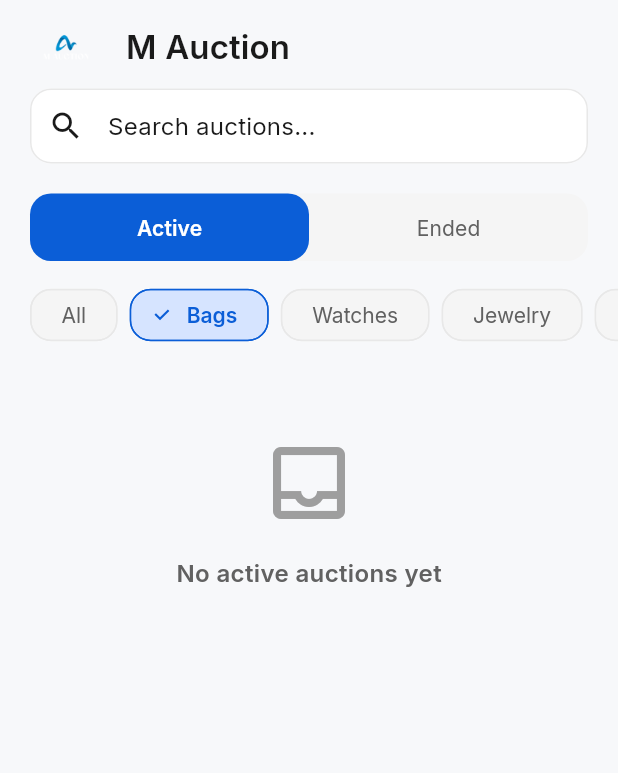
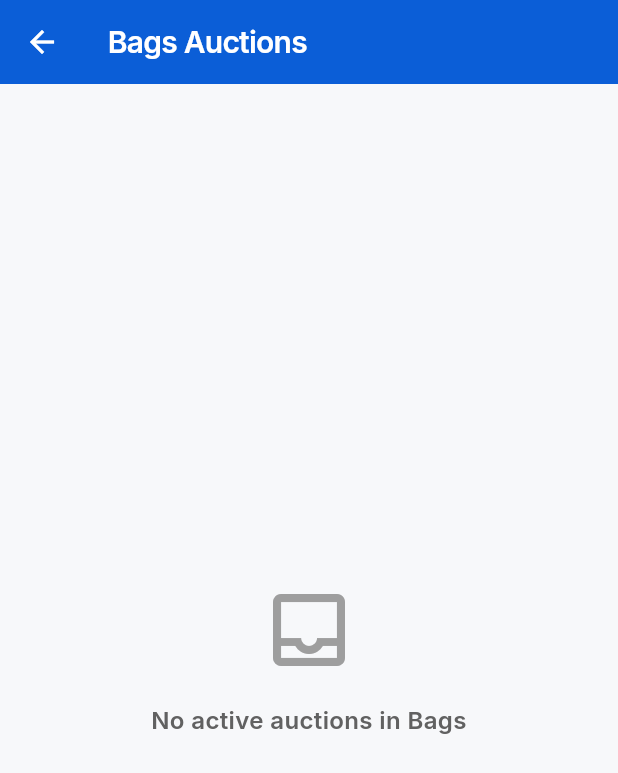
Before and after one commit to mohamedalshaibani/M-Auction, a Flutter app: the HomePage screen opened directly, after a tap on "Bags", on a phone screen of 412 x 824 dp. Shown: the top 773 px of the screen. Run offline on Flutter 3.47's test engine with Material 3 defaults, Android fonts, the phone set to English and light mode, and no system bars; our stand-ins replace cloud_firestore, cloud_functions, firebase_auth, firebase_core, firebase_storage, google_fonts and 2 more; missing offline and left inert: dart:html, dart:js, dart:ui_web; accounts and stored records are empty.

Commit message:
chore: sync latest updates

```diff
--- a/lib/pages/home_page.dart
+++ b/lib/pages/home_page.dart
@@ -14,11 +14,9 @@ class HomePage extends StatefulWidget {
 class _HomePageState extends State<HomePage> {
   final _searchController = TextEditingController();
   final _auctionService = AuctionService();
-  String _selectedCategory = 'All';
-  String _selectedFilter = 'Active'; // 'Active' or 'Ended'
 
-  // Available categories
-  final List<String> _categories = ['All', 'Bags', 'Watches', 'Jewelry', 'Art'];
+  /// Category tiles for the grid (exclude 'All')
+  static const List<String> _categoryTiles = ['Bags', 'Watches', 'Jewelry', 'Art'];
 
   @override
   void dispose() {
@@ -63,8 +61,8 @@ class _HomePageState extends State<HomePage> {
                 child: Row(
                   children: [
                     SizedBox(
-                      width: 48,
-                      height: 28,
+                      width: 80,
+                      height: 44,
                       child: Image.asset(
                         'assets/branding/logo_light.png',
                         fit: BoxFit.contain,
@@ -113,84 +111,42 @@ class _HomePageState extends State<HomePage> {
               child: SizedBox(height: 20),
             ),
 
-            // Active/Ended filter toggle
+            // Category grid (square/rectangular tiles)
             SliverToBoxAdapter(
               child: Padding(
                 padding: const EdgeInsets.symmetric(horizontal: 20),
-                child: Container(
-                  decoration: BoxDecoration(
-                    color: AppTheme.backgroundGrey,
-                    borderRadius: BorderRadius.circular(14),
-                  ),
-                  child: Row(
-                    children: [
-                      Expanded(
-                        child: _FilterToggle(
-                          label: 'Active',
-                          isSelected: _selectedFilter == 'Active',
+                child: LayoutBuilder(
+                  builder: (context, constraints) {
+                    const crossAxisCount = 2;
+                    const spacing = 12.0;
+                    final width = (constraints.maxWidth - spacing) / crossAxisCount;
+                    const aspectRatio = 1.0; // square tiles
+                    final tileHeight = width / aspectRatio;
+                    return GridView.count(
+                      shrinkWrap: true,
+                      physics: const NeverScrollableScrollPhysics(),
+                      crossAxisCount: crossAxisCount,
+                      mainAxisSpacing: spacing,
+                      crossAxisSpacing: spacing,
+                      childAspectRatio: aspectRatio,
+                      children: _categoryTiles.map((category) {
+                        return _CategoryTile(
+                          category: category,
                           onTap: () {
-                            setState(() {
-                              _selectedFilter = 'Active';
-                            });
-                          },
-                        ),
-                      ),
-                      Expanded(
-                        child: _FilterToggle(
-                          label: 'Ended',
-                          isSelected: _selectedFilter == 'Ended',
-                          onTap: () {
-                            setState(() {
-                              _selectedFilter = 'Ended';
-                            });
-                          },
-                        ),
-                      ),
-                    ],
-                  ),
-                ),
-              ),
-            ),
-
-            const SliverToBoxAdapter(
-              child: SizedBox(height: 16),
-            ),
-
-            // Category chips
-            SliverToBoxAdapter(
-              child: SizedBox(
-                height: 40,
-                child: ListView(
-                  scrollDirection: Axis.horizontal,
-                  padding: const EdgeInsets.symmetric(horizontal: 20),
-                  children: _categories.map((category) {
-                    final isSelected = category == _selectedCategory;
-                    return Padding(
-                      padding: const EdgeInsets.only(right: 8),
-                      child: FilterChip(
-                        label: Text(category),
-                        selected: isSelected,
-                        onSelected: (_) {
-                          setState(() {
-                            _selectedCategory = category;
-                          });
-                        },
-                        selectedColor: Theme.of(context).colorScheme.primaryContainer,
-                        checkmarkColor: AppTheme.primaryBlue,
-                        labelStyle: TextStyle(
-                          color: isSelected ? AppTheme.primaryBlue : AppTheme.textSecondary,
-                          fontWeight: isSelected ? FontWeight.w600 : FontWeight.normal,
-                        ),
-                        side: BorderSide(
-                          color: isSelected ? AppTheme.primaryBlue : AppTheme.border,
-                          width: 1,
-                        ),
-                        shape: RoundedRectangleBorder(
-                          borderRadius: BorderRadius.circular(14),
+                            Navigator.push(
+                              context,
+                              MaterialPageRoute<void>(
+                                builder: (context) => _CategoryListingPage(
+                                  category: category,
+                                  auctionService: _auctionService,
                                 ),
                               ),
                             );
+                          },
+                        );
                       }).toList(),
+                    );
+                  },
                 ),
               ),
             ),
@@ -199,12 +155,12 @@ class _HomePageState extends State<HomePage> {
               child: SizedBox(height: 20),
             ),
 
-            // Auction cards list from Firestore
+            // Auction cards list from Firestore (all active, no category filter)
             StreamBuilder<QuerySnapshot>(
               stream: _auctionService.streamAllAuctions(limit: 50),
               builder: (context, snapshot) {
                 if (kDebugMode) {
-                  debugPrint('HomePage: filter=$_selectedFilter, category=$_selectedCategory');
+                  debugPrint('HomePage: loading auctions');
                 }
 
                 if (snapshot.hasError) {
@@ -274,9 +230,7 @@ class _HomePageState extends State<HomePage> {
                             ),
                             const SizedBox(height: 16),
                             Text(
-                              _selectedFilter == 'Active'
-                                  ? 'No active auctions yet'
-                                  : 'No ended auctions yet',
+                              'No active auctions yet',
                               style: Theme.of(context).textTheme.titleMedium?.copyWith(
                                     color: AppTheme.textSecondary,
                                   ),
@@ -288,58 +242,29 @@ class _HomePageState extends State<HomePage> {
                   );
                 }
 
-                // Apply ALL filtering and sorting locally
+                // Apply filtering: active only, optional search
                 final searchQuery = _searchController.text.trim().toLowerCase();
                 var filteredDocs = snapshot.data!.docs.where((doc) {
                   final data = doc.data() as Map<String, dynamic>;
                   final state = data['state'] as String? ?? 'UNKNOWN';
-
-                  // State filter (Active or Ended)
-                  if (_selectedFilter == 'Active') {
                   if (state != 'ACTIVE') return false;
-                  } else {
-                    // Ended filter
-                    if (!_isEndedState(state)) return false;
-                  }
-
-                  // Category filter (in memory)
-                  if (_selectedCategory != 'All') {
-                    final category = data['category'] as String? ?? '';
-                    if (category != _selectedCategory) {
-                      return false;
-                    }
-                  }
-
-                  // Search filter (in memory)
                   if (searchQuery.isNotEmpty) {
                     final title = (data['title'] as String? ?? '').toLowerCase();
-                    if (!title.contains(searchQuery)) {
-                      return false;
+                    if (!title.contains(searchQuery)) return false;
                   }
-                  }
-
                   return true;
                 }).toList();
 
-                // Sort by endsAt in memory
+                // Sort by endsAt ascending (ending soonest first)
                 filteredDocs.sort((a, b) {
                   final aData = a.data() as Map<String, dynamic>;
                   final bData = b.data() as Map<String, dynamic>;
                   final aEndsAt = aData['endsAt'] as Timestamp?;
                   final bEndsAt = bData['endsAt'] as Timestamp?;
-
-                  // Null endsAt goes last
                   if (aEndsAt == null && bEndsAt == null) return 0;
                   if (aEndsAt == null) return 1;
                   if (bEndsAt == null) return -1;
-
-                  if (_selectedFilter == 'Active') {
-                    // Active: ascending (ending soonest first)
                   return aEndsAt.compareTo(bEndsAt);
-                  } else {
-                    // Ended: descending (most recently ended first)
-                    return bEndsAt.compareTo(aEndsAt);
-                  }
                 });
 
                 if (filteredDocs.isEmpty) {
@@ -428,34 +353,70 @@ class _HomePageState extends State<HomePage> {
   }
 }
 
-class _FilterToggle extends StatelessWidget {
-  final String label;
-  final bool isSelected;
+/// Premium category tile for the home grid (square/rectangular, tappable).
+class _CategoryTile extends StatelessWidget {
+  final String category;
   final VoidCallback onTap;
 
-  const _FilterToggle({
-    required this.label,
-    required this.isSelected,
+  const _CategoryTile({
+    required this.category,
     required this.onTap,
   });
 
+  IconData get _iconForCategory {
+    switch (category) {
+      case 'Bags':
+        return Icons.shopping_bag_outlined;
+      case 'Watches':
+        return Icons.watch_outlined;
+      case 'Jewelry':
+        return Icons.diamond_outlined;
+      case 'Art':
+        return Icons.palette_outlined;
+      default:
+        return Icons.category_outlined;
+    }
+  }
+
   @override
   Widget build(BuildContext context) {
-    return InkWell(
+    return Material(
+      color: AppTheme.surface,
+      borderRadius: BorderRadius.circular(14),
+      clipBehavior: Clip.antiAlias,
+      child: InkWell(
         onTap: onTap,
+        child: Container(
+          decoration: BoxDecoration(
             borderRadius: BorderRadius.circular(14),
-      child: Container(
-        padding: const EdgeInsets.symmetric(vertical: 12),
-        decoration: BoxDecoration(
-          color: isSelected ? AppTheme.primaryBlue : Colors.transparent,
-          borderRadius: BorderRadius.circular(14),
+            border: Border.all(color: AppTheme.border, width: 1),
+            color: AppTheme.surface,
           ),
           child: Center(
+            child: Column(
+              mainAxisAlignment: MainAxisAlignment.center,
+              children: [
+                Icon(
+                  _iconForCategory,
+                  size: 36,
+                  color: AppTheme.primaryBlue,
+                ),
+                const SizedBox(height: 12),
+                Padding(
+                  padding: const EdgeInsets.symmetric(horizontal: 12),
                   child: Text(
-            label,
-            style: Theme.of(context).textTheme.titleSmall?.copyWith(
-                  color: isSelected ? Colors.white : AppTheme.textSecondary,
-                  fontWeight: isSelected ? FontWeight.w600 : FontWeight.normal,
+                    category,
+                    style: Theme.of(context).textTheme.titleMedium?.copyWith(
+                          fontWeight: FontWeight.w600,
+                          color: AppTheme.textPrimary,
+                          letterSpacing: 0.25,
+                        ),
+                    textAlign: TextAlign.center,
+                    maxLines: 1,
+                    overflow: TextOverflow.ellipsis,
+                  ),
+                ),
+              ],
             ),
           ),
         ),
@@ -716,3 +677,177 @@ class _ImagePlaceholder extends StatelessWidget {
     );
   }
 }
+
+/// Full-screen listing for a single category (navigated from Home category grid).
+class _CategoryListingPage extends StatefulWidget {
+  final String category;
+  final AuctionService auctionService;
+
+  const _CategoryListingPage({
+    required this.category,
+    required this.auctionService,
+  });
+
+  @override
+  State<_CategoryListingPage> createState() => _CategoryListingPageState();
+}
+
+class _CategoryListingPageState extends State<_CategoryListingPage> {
+  String _formatTimeLeft(Timestamp? endsAt) {
+    if (endsAt == null) return 'No end date';
+    final now = DateTime.now();
+    final endDate = endsAt.toDate();
+    final difference = endDate.difference(now);
+    if (difference.isNegative) return 'Ended';
+    if (difference.inDays > 0) return '${difference.inDays}d ${difference.inHours % 24}h';
+    if (difference.inHours > 0) return '${difference.inHours}h ${difference.inMinutes % 60}m';
+    if (difference.inMinutes > 0) return '${difference.inMinutes}m';
+    return 'Ending soon';
+  }
+
+  bool _isEndedState(String state) =>
+      state == 'ENDED' || state == 'ENDED_NO_RESPONSE';
+
+  @override
+  Widget build(BuildContext context) {
+    return Scaffold(
+      appBar: AppBar(
+        title: Text('${widget.category} Auctions'),
+        backgroundColor: AppTheme.primaryBlue,
+        foregroundColor: Colors.white,
+      ),
+      body: SafeArea(
+        child: StreamBuilder<QuerySnapshot>(
+          stream: widget.auctionService.streamAllAuctions(limit: 50),
+          builder: (context, snapshot) {
+            if (snapshot.hasError) {
+              return Center(
+                child: Column(
+                  mainAxisSize: MainAxisSize.min,
+                  children: [
+                    Icon(Icons.error_outline, size: 48, color: AppTheme.error),
+                    const SizedBox(height: 16),
+                    Text(
+                      'Error loading auctions',
+                      style: Theme.of(context).textTheme.titleMedium?.copyWith(
+                            color: AppTheme.error,
+                          ),
+                    ),
+                  ],
+                ),
+              );
+            }
+            if (snapshot.connectionState == ConnectionState.waiting) {
+              return ListView.builder(
+                itemCount: 3,
+                itemBuilder: (_, __) => _SkeletonCard(),
+              );
+            }
+            if (!snapshot.hasData || snapshot.data!.docs.isEmpty) {
+              return Center(
+                child: Column(
+                  mainAxisSize: MainAxisSize.min,
+                  children: [
+                    Icon(
+                      Icons.inbox_outlined,
+                      size: 64,
+                      color: AppTheme.textTertiary,
+                    ),
+                    const SizedBox(height: 16),
+                    Text(
+                      'No active auctions in ${widget.category}',
+                      style: Theme.of(context).textTheme.titleMedium?.copyWith(
+                            color: AppTheme.textSecondary,
+                          ),
+                      textAlign: TextAlign.center,
+                    ),
+                  ],
+                ),
+              );
+            }
+            final category = widget.category;
+            final filteredDocs = snapshot.data!.docs.where((doc) {
+              final data = doc.data() as Map<String, dynamic>;
+              final state = data['state'] as String? ?? 'UNKNOWN';
+              if (state != 'ACTIVE') return false;
+              final docCategory = data['category'] as String? ?? '';
+              if (docCategory != category) return false;
+              return true;
+            }).toList();
+            filteredDocs.sort((a, b) {
+              final aData = a.data() as Map<String, dynamic>;
+              final bData = b.data() as Map<String, dynamic>;
+              final aEndsAt = aData['endsAt'] as Timestamp?;
+              final bEndsAt = bData['endsAt'] as Timestamp?;
+              if (aEndsAt == null && bEndsAt == null) return 0;
+              if (aEndsAt == null) return 1;
+              if (bEndsAt == null) return -1;
+              return aEndsAt.compareTo(bEndsAt);
+            });
+            if (filteredDocs.isEmpty) {
+              return Center(
+                child: Column(
+                  mainAxisSize: MainAxisSize.min,
+                  children: [
+                    Icon(
+                      Icons.inbox_outlined,
+                      size: 64,
+                      color: AppTheme.textTertiary,
+                    ),
+                    const SizedBox(height: 16),
+                    Text(
+                      'No active auctions in $category',
+                      style: Theme.of(context).textTheme.titleMedium?.copyWith(
+                            color: AppTheme.textSecondary,
+                          ),
+                      textAlign: TextAlign.center,
+                    ),
+                  ],
+                ),
+              );
+            }
+            return ListView.builder(
+              padding: const EdgeInsets.symmetric(vertical: 12),
+              itemCount: filteredDocs.length,
+              itemBuilder: (context, index) {
+                final doc = filteredDocs[index];
+                final data = doc.data() as Map<String, dynamic>;
+                final auctionId = doc.id;
+                final title = data['title'] as String? ?? 'Untitled Auction';
+                final currentPrice =
+                    (data['currentPrice'] as num?)?.toDouble() ?? 0.0;
+                final endsAt = data['endsAt'] as Timestamp?;
+                final state = data['state'] as String? ?? 'UNKNOWN';
+                final docCategory = data['category'] as String? ?? '';
+                final images = data['images'] as List<dynamic>?;
+                String? imageUrl;
+                if (images != null && images.isNotEmpty) {
+                  final primaryImage = images.firstWhere(
+                    (img) => img is Map && (img['isPrimary'] == true),
+                    orElse: () => images.first,
+                  );
+                  if (primaryImage is Map) {
+                    imageUrl = primaryImage['url'] as String?;
+                  } else if (primaryImage is String) {
+                    imageUrl = primaryImage;
+                  }
+                }
+                final isEnded = _isEndedState(state);
+                final timeLeft = isEnded ? 'Ended' : _formatTimeLeft(endsAt);
+                return _AuctionCard(
+                  auctionId: auctionId,
+                  title: title,
+                  currentPrice: currentPrice,
+                  timeLeft: timeLeft,
+                  category: docCategory,
+                  imageUrl: imageUrl,
+                  isEnded: isEnded,
+                );
+              },
+            );
+          },
+        ),
+      ),
+    );
+  }
+}
```
Also changed, not shown: 1 other file. Lines whose indentation alone changed are shown as unchanged.
